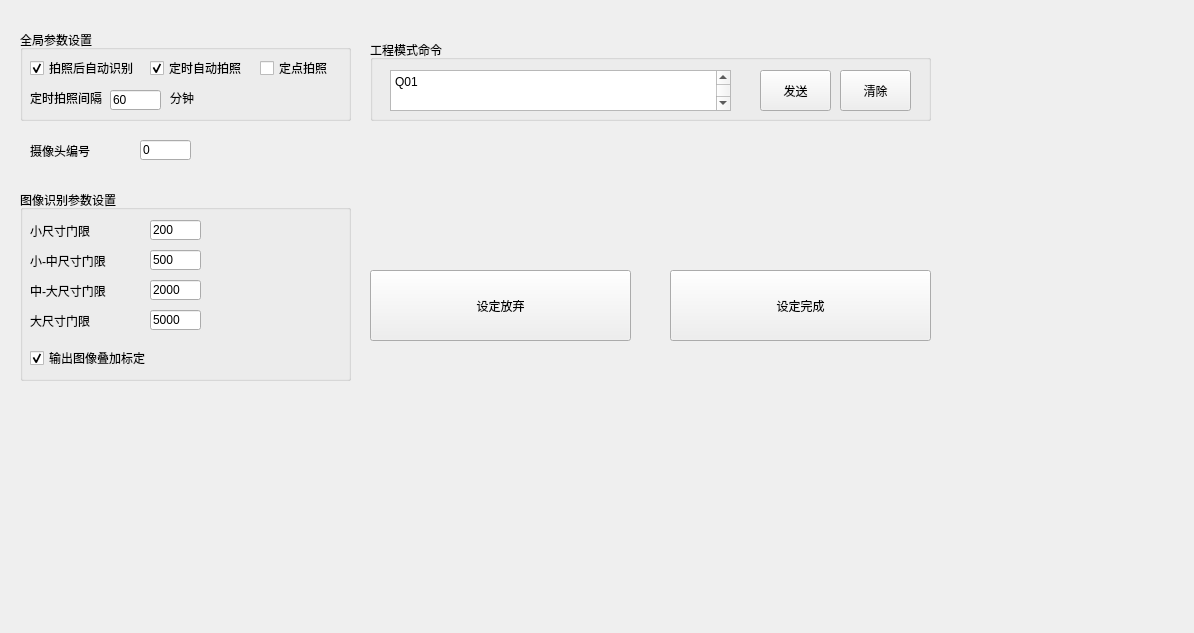
Before: the Qt Designer form cebs/form_qt/cebsGparForm.ui in Baxianxiahai/med, drawn with Qt 5.
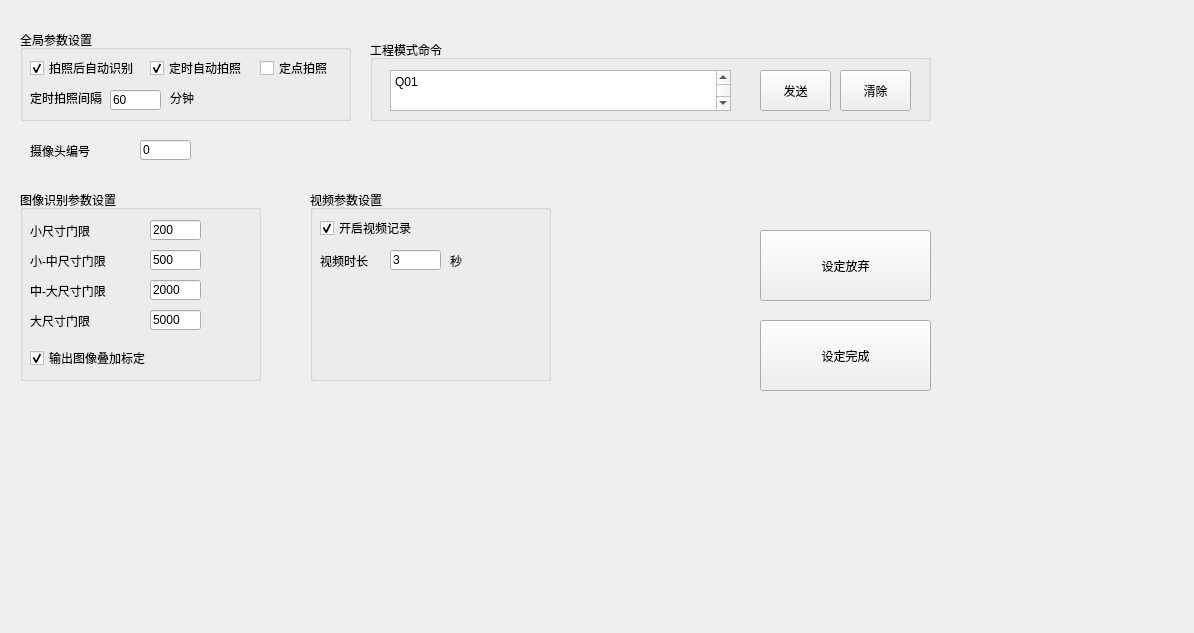
After: the same form once the commit is applied.

Diff of the .ui file:
```diff
--- a/cebs/form_qt/cebsGparForm.ui
+++ b/cebs/form_qt/cebsGparForm.ui
@@ -118,7 +118,7 @@
     <rect>
      <x>20</x>
      <y>190</y>
-     <width>331</width>
+     <width>241</width>
      <height>191</height>
     </rect>
    </property>
@@ -249,9 +249,9 @@
   <widget class="QPushButton" name="pushButton_ctrl_compl">
    <property name="geometry">
     <rect>
-     <x>670</x>
-     <y>270</y>
-     <width>261</width>
+     <x>760</x>
+     <y>320</y>
+     <width>171</width>
      <height>71</height>
     </rect>
    </property>
@@ -345,9 +345,9 @@
   <widget class="QPushButton" name="pushButton_ctrl_giveup">
    <property name="geometry">
     <rect>
-     <x>370</x>
-     <y>270</y>
-     <width>261</width>
+     <x>760</x>
+     <y>230</y>
+     <width>171</width>
      <height>71</height>
     </rect>
    </property>
@@ -381,6 +381,74 @@
     <string>摄像头编号</string>
    </property>
   </widget>
+  <widget class="QGroupBox" name="groupBox_gpar_video">
+   <property name="geometry">
+    <rect>
+     <x>310</x>
+     <y>190</y>
+     <width>241</width>
+     <height>191</height>
+    </rect>
+   </property>
+   <property name="title">
+    <string>视频参数设置</string>
+   </property>
+   <widget class="QLineEdit" name="lineEdit_gpar_video_input">
+    <property name="geometry">
+     <rect>
+      <x>80</x>
+      <y>60</y>
+      <width>51</width>
+      <height>20</height>
+     </rect>
+    </property>
+    <property name="text">
+     <string>3</string>
+    </property>
+   </widget>
+   <widget class="QLabel" name="label_gpar_video_len">
+    <property name="geometry">
+     <rect>
+      <x>10</x>
+      <y>60</y>
+      <width>61</width>
+      <height>21</height>
+     </rect>
+    </property>
+    <property name="text">
+     <string>视频时长</string>
+    </property>
+   </widget>
+   <widget class="QCheckBox" name="checkBox_gpar_video_enable">
+    <property name="geometry">
+     <rect>
+      <x>10</x>
+      <y>30</y>
+      <width>181</width>
+      <height>16</height>
+     </rect>
+    </property>
+    <property name="text">
+     <string>开启视频记录</string>
+    </property>
+    <property name="checked">
+     <bool>true</bool>
+    </property>
+   </widget>
+   <widget class="QLabel" name="label_gpar_video_sec">
+    <property name="geometry">
+     <rect>
+      <x>140</x>
+      <y>60</y>
+      <width>41</width>
+      <height>21</height>
+     </rect>
+    </property>
+    <property name="text">
+     <string>秒</string>
+    </property>
+   </widget>
+  </widget>
  </widget>
  <resources/>
  <connections>
```
Left out of the diff: 20 changed lines with no effect on the pictures.
